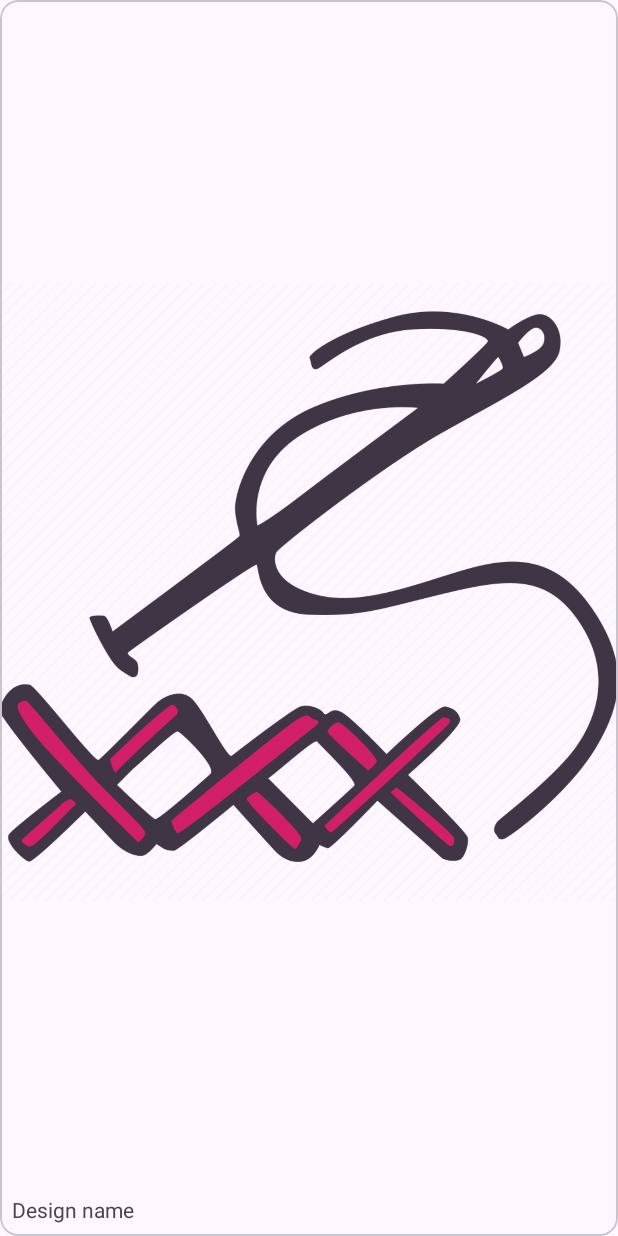
After one commit to Roboskeletron/AR-Embroidery, an Android app: the layout design_item.xml on its own in the app's theme, with its tools: preview values and no code run, on a phone screen of 412 x 824 dp. The commit adds this screen. Run offline under Robolectric (Android 15) with nearby library versions, the phone set to English and light mode, and no system bars.

Commit message:
add designs layout and navigation to it

```diff
--- a/app/build.gradle.kts
+++ b/app/build.gradle.kts
@@ -80,6 +80,8 @@ dependencies {
     implementation(libs.androidx.lifecycle.viewmodel.ktx)
     implementation(libs.androidx.lifecycle.livedata.ktx)
     implementation(project(":opencv"))
+    implementation(libs.androidx.legacy.support.v4)
+    implementation(libs.androidx.fragment.ktx)
     testImplementation(libs.junit)
     androidTestImplementation(libs.androidx.junit)
     androidTestImplementation(libs.androidx.espresso.core)
--- a/app/src/main/java/ru/vsu/arembroidery/viewmodels/TryOnFragmentVM.kt
+++ b/app/src/main/java/ru/vsu/arembroidery/viewmodels/TryOnFragmentVM.kt
@@ -68,6 +68,10 @@ class TryOnFragmentVM(
         )
     }
 
+    fun takePicture() {
+
+    }
+
     private fun adjustAlignmentOffset(pose: Pose, mappingMatrix: Matrix) {
         if (pose.allPoseLandmarks.isEmpty()){
             alignmentOffsetX = 0.0
--- a/app/src/main/java/ru/vsu/arembroidery/views/TryOnFragment.kt
+++ b/app/src/main/java/ru/vsu/arembroidery/views/TryOnFragment.kt
@@ -8,6 +8,7 @@ import android.view.ViewGroup
 import androidx.camera.view.LifecycleCameraController
 import androidx.core.content.ContextCompat
 import androidx.fragment.app.Fragment
+import androidx.navigation.fragment.findNavController
 import com.google.mlkit.vision.pose.PoseDetector
 import org.koin.android.ext.android.inject
 import org.koin.androidx.viewmodel.ext.android.viewModel
@@ -43,6 +44,10 @@ class TryOnFragment : Fragment() {
 
         binding.scaleSlider.addOnChangeListener { _, value, _ ->
             viewModel.scale = value / 100.0
+        }
+
+        binding.embroideryImageView.setOnClickListener {
+            findNavController().navigate(TryOnFragmentDirections.actionTryOnFragmentToDesignsFragment())
         }
 
         return binding.root
--- /dev/null
+++ b/app/src/main/res/layout/design_item.xml
@@ -0,0 +1,35 @@
+<?xml version="1.0" encoding="utf-8"?>
+<com.google.android.material.card.MaterialCardView xmlns:android="http://schemas.android.com/apk/res/android"
+    android:layout_width="match_parent"
+    android:layout_height="match_parent"
+    xmlns:app="http://schemas.android.com/apk/res-auto"
+    xmlns:tools="http://schemas.android.com/tools">
+    <androidx.constraintlayout.widget.ConstraintLayout
+        android:layout_width="match_parent"
+        android:layout_height="match_parent">
+
+        <androidx.appcompat.widget.AppCompatImageView
+            android:id="@+id/design_image"
+            android:layout_width="0dp"
+            android:layout_height="0dp"
+            android:scaleType="fitCenter"
+            app:layout_constraintStart_toStartOf="parent"
+            app:layout_constraintEnd_toEndOf="parent"
+            app:layout_constraintTop_toTopOf="parent"
+            app:layout_constraintBottom_toTopOf="@id/design_name"
+            tools:srcCompat="@drawable/example_texture"/>
+
+        <TextView
+            android:id="@+id/design_name"
+            android:layout_width="0dp"
+            android:layout_height="wrap_content"
+            android:layout_margin="8dp"
+            app:layout_constraintStart_toStartOf="parent"
+            app:layout_constraintEnd_toEndOf="parent"
+            app:layout_constraintTop_toBottomOf="@id/design_image"
+            app:layout_constraintBottom_toBottomOf="parent"
+            tools:text="Design name"/>
+
+    </androidx.constraintlayout.widget.ConstraintLayout>
+
+</com.google.android.material.card.MaterialCardView>
--- a/gradle/libs.versions.toml
+++ b/gradle/libs.versions.toml
@@ -27,6 +27,8 @@ retrofit = "2.11.0"
 okhttp = "4.12.0"
 moshi = "1.15.1"
 coroutines = "1.8.0"
+legacySupportV4 = "1.0.0"
+fragmentKtx = "1.5.6"
 
 [libraries]
 androidx-camera-camera2 = { module = "androidx.camera:camera-camera2" }
@@ -73,6 +75,8 @@ moshi-kotlin = { module = "com.squareup.moshi:moshi-kotlin", version.ref = "mosh
 moshi-codegen = { module = "com.squareup.moshi:moshi-kotlin-codegen", version.ref = "moshi" }
 kotlinx-coroutines-android = { module = "org.jetbrains.kotlinx:kotlinx-coroutines-android", version.ref = "coroutines" }
 kotlinx-coroutines-core = { module = "org.jetbrains.kotlinx:kotlinx-coroutines-core", version.ref = "coroutines" }
+androidx-legacy-support-v4 = { group = "androidx.legacy", name = "legacy-support-v4", version.ref = "legacySupportV4" }
+androidx-fragment-ktx = { group = "androidx.fragment", name = "fragment-ktx", version.ref = "fragmentKtx" }
 
 [plugins]
 android-application = { id = "com.android.application", version.ref = "agp" }
```
Also changed, not shown: app/src/main/java/ru/vsu/arembroidery/viewmodels/DesignsFragmentVM.kt (added, +7 -0 lines), app/src/main/java/ru/vsu/arembroidery/views/DesignsFragment.kt (added, +31 -0 lines), app/src/main/res/layout/fragment_designs.xml (added, +38 -0 lines), app/src/main/res/layout/fragment_try_on.xml (+31 -1 lines), app/src/main/res/navigation/activity_main_navigation.xml (+10 -1 lines).
